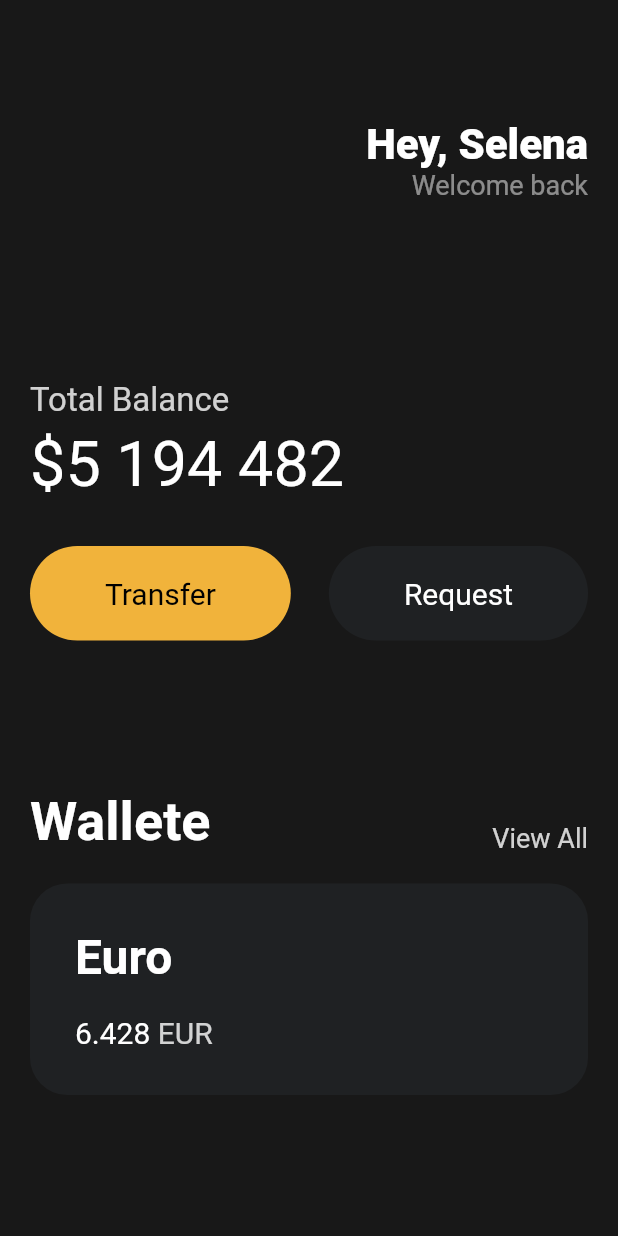
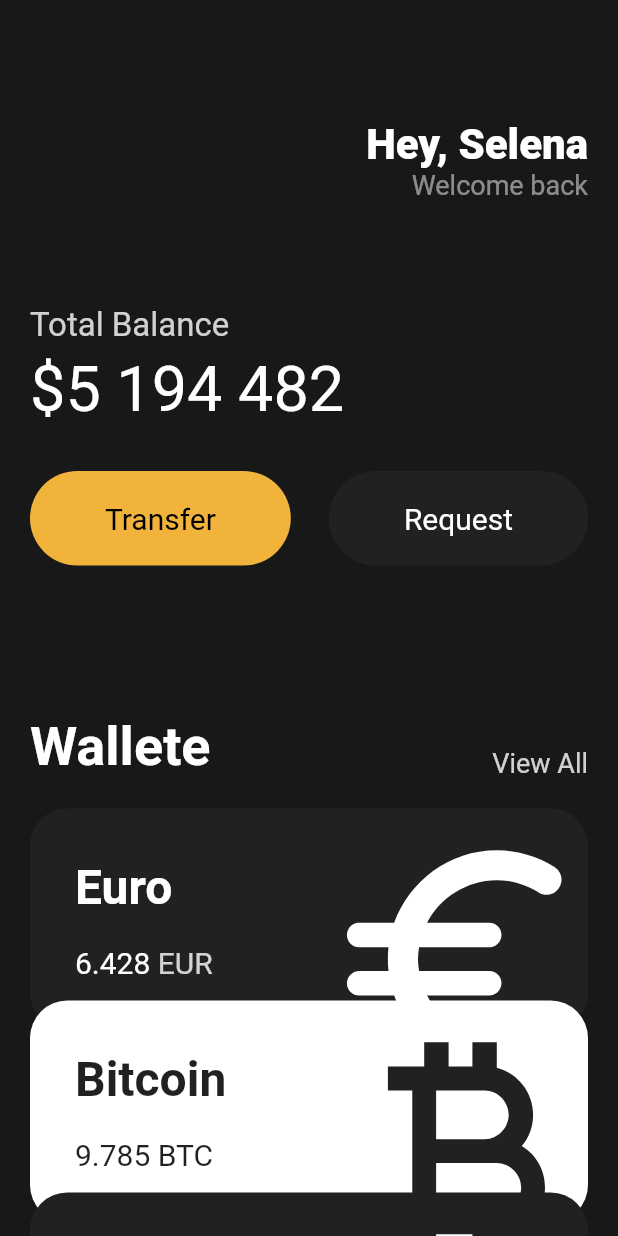
Before and after one commit to Tinubee/flutter-learn, a Flutter app: the screen it shows after launch, on a phone screen of 412 x 824 dp. Run offline on Flutter 3.47's test engine with Material 2 defaults, Android fonts, the phone set to English and light mode, and no system bars.

Commit message:
📝 #3.9 & Code Challenge

```diff
--- a/lib/main.dart
+++ b/lib/main.dart
@@ -1,5 +1,6 @@
 import 'package:flutter/material.dart';
 import 'package:toonflix/widgets/Button.dart';
+import 'package:toonflix/widgets/curency_card.dart';
 
 void main() {
   runApp(const App());
@@ -13,7 +14,8 @@ class App extends StatelessWidget {
     return MaterialApp(
       home: Scaffold(
         backgroundColor: const Color(0xFF181818),
-        body: Padding(
+        body: SingleChildScrollView(
+          child: Padding(
             padding: const EdgeInsets.symmetric(horizontal: 20),
             child: Column(
               crossAxisAlignment: CrossAxisAlignment.start,
@@ -37,14 +39,16 @@ class App extends StatelessWidget {
                         Text(
                           'Welcome back',
                           style: TextStyle(
-                            color: Colors.white.withOpacity(0.5), fontSize: 18),
+                            color: Colors.white.withOpacity(0.5),
+                            fontSize: 18,
+                          ),
                         ),
                       ],
                     ),
                   ],
                 ),
                 const SizedBox(
-                height: 120,
+                  height: 70,
                 ),
                 Text(
                   'Total Balance',
@@ -56,7 +60,10 @@ class App extends StatelessWidget {
                 ),
                 const Text(
                   '\$5 194 482',
-                style: TextStyle(fontSize: 42, color: Colors.white),
+                  style: TextStyle(
+                    fontSize: 42,
+                    color: Colors.white,
+                  ),
                 ),
                 const SizedBox(
                   height: 30,
@@ -91,63 +98,44 @@ class App extends StatelessWidget {
                     Text(
                       'View All',
                       style: TextStyle(
-                        color: Colors.white.withOpacity((0.8)), fontSize: 18),
+                        color: Colors.white.withOpacity((0.8)),
+                        fontSize: 18,
+                      ),
                     ),
                   ],
                 ),
                 const SizedBox(
                   height: 20,
                 ),
-              Container(
-                decoration: BoxDecoration(
-                    color: const Color(0xFF1F2123),
-                    borderRadius: BorderRadius.circular(25)),
-                child: Padding(
-                  padding: const EdgeInsets.all(30),
-                  child: Row(
-                    children: [
-                      Column(
-                        crossAxisAlignment: CrossAxisAlignment.start,
-                        children: [
-                          const Text(
-                            'Euro',
-                            style: TextStyle(
-                              color: Colors.white,
-                              fontSize: 32,
-                              fontWeight: FontWeight.w600,
+                const CurrencyCard(
+                  name: 'Euro',
+                  code: 'EUR',
+                  amount: '6.428',
+                  icon: Icons.euro_rounded,
+                  isInverted: false,
+                  offsetX: 0,
+                  offsetY: 0,
                 ),
+                const CurrencyCard(
+                  name: 'Bitcoin',
+                  code: 'BTC',
+                  amount: '9.785',
+                  icon: Icons.currency_bitcoin,
+                  isInverted: true,
+                  offsetX: 0,
+                  offsetY: -20,
                 ),
-                          const SizedBox(
-                            height: 20,
-                          ),
-                          Row(
-                            children: [
-                              const Text(
-                                '6.428',
-                                style: TextStyle(
-                                  color: Colors.white,
-                                  fontSize: 20,
-                                ),
-                              ),
-                              const SizedBox(
-                                width: 5,
-                              ),
-                              Text(
-                                'EUR',
-                                style: TextStyle(
-                                  color: Colors.white.withOpacity(0.8),
-                                  fontSize: 20,
-                                ),
+                const CurrencyCard(
+                  name: 'Dollar',
+                  code: 'USD',
+                  amount: '428',
+                  icon: Icons.attach_money,
+                  isInverted: false,
+                  offsetX: 0,
+                  offsetY: -40,
                 ),
               ],
             ),
-                        ],
-                      ),
-                    ],
-                  ),
-                ),
-              ),
-            ],
           ),
         ),
       ),
--- /dev/null
+++ b/lib/widgets/curency_card.dart
@@ -0,0 +1,92 @@
+import 'package:flutter/material.dart';
+
+class CurrencyCard extends StatelessWidget {
+  final String name, code, amount;
+  final IconData icon;
+  final bool isInverted;
+  final double offsetX, offsetY;
+
+  final _blackColor = const Color(0xFF1F2123);
+
+  const CurrencyCard({
+    super.key,
+    required this.name,
+    required this.code,
+    required this.amount,
+    required this.icon,
+    required this.isInverted,
+    required this.offsetX,
+    required this.offsetY,
+  });
+
+  @override
+  Widget build(BuildContext context) {
+    return Transform.translate(
+      offset: Offset(offsetX, offsetY),
+      child: Container(
+        clipBehavior: Clip.hardEdge,
+        decoration: BoxDecoration(
+            color: isInverted ? Colors.white : _blackColor,
+            borderRadius: BorderRadius.circular(25)),
+        child: Padding(
+          padding: const EdgeInsets.all(30),
+          child: Row(
+            mainAxisAlignment: MainAxisAlignment.spaceBetween,
+            children: [
+              Column(
+                crossAxisAlignment: CrossAxisAlignment.start,
+                children: [
+                  Text(
+                    name,
+                    style: TextStyle(
+                      color: isInverted ? _blackColor : Colors.white,
+                      fontSize: 32,
+                      fontWeight: FontWeight.w600,
+                    ),
+                  ),
+                  const SizedBox(
+                    height: 20,
+                  ),
+                  Row(
+                    children: [
+                      Text(
+                        amount,
+                        style: TextStyle(
+                          color: isInverted ? _blackColor : Colors.white,
+                          fontSize: 20,
+                        ),
+                      ),
+                      const SizedBox(
+                        width: 5,
+                      ),
+                      Text(
+                        code,
+                        style: TextStyle(
+                          color: isInverted
+                              ? _blackColor
+                              : Colors.white.withOpacity(0.8),
+                          fontSize: 20,
+                        ),
+                      ),
+                    ],
+                  ),
+                ],
+              ),
+              Transform.scale(
+                scale: 2.2,
+                child: Transform.translate(
+                  offset: const Offset(-5, 12),
+                  child: Icon(
+                    icon,
+                    color: isInverted ? _blackColor : Colors.white,
+                    size: 88,
+                  ),
+                ),
+              )
+            ],
+          ),
+        ),
+      ),
+    );
+  }
+}
```
Lines whose indentation alone changed are shown as unchanged.
